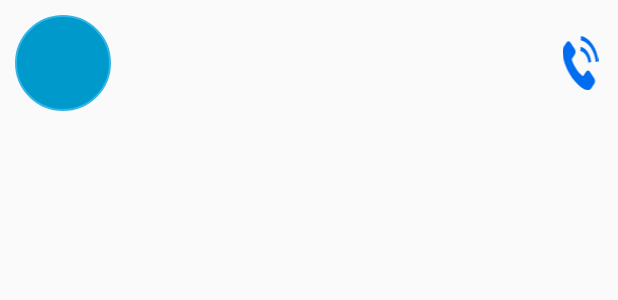
After one commit to Namvn97/ContentProvider_SQLite, an Android app: the layout item_contact.xml on its own in the app's theme, with its tools: preview values and no code run, on a phone screen of 412 x 824 dp. The commit adds this screen. Shown: the top 300 px of the screen. Run offline under Robolectric (Android 15) with nearby library versions, the phone set to English and light mode, and no system bars.

Commit message:
main_function

```diff
--- a/app/src/main/AndroidManifest.xml
+++ b/app/src/main/AndroidManifest.xml
@@ -1,6 +1,9 @@
 <?xml version="1.0" encoding="utf-8"?>
 <manifest xmlns:android="http://schemas.android.com/apk/res/android"
     package="com.example.namp5.contentprovider_sqlite">
+
+    <uses-permission android:name="android.permission.CALL_PHONE" />
+    <uses-permission android:name="android.permission.READ_CONTACTS" />
 
     <application
         android:allowBackup="true"
--- /dev/null
+++ b/app/src/main/res/drawable/background_avatar.xml
@@ -0,0 +1,14 @@
+<?xml version="1.0" encoding="utf-8"?>
+<shape xmlns:android="http://schemas.android.com/apk/res/android"
+    android:shape="oval" >
+    <solid android:color="@android:color/holo_blue_dark" />
+    <size android:width="@dimen/dp_64" android:height="@dimen/dp_64" />
+    <padding
+        android:bottom="@dimen/dp_10"
+        android:left="@dimen/dp_10"
+        android:right="@dimen/dp_10"
+        android:top="@dimen/dp_10" />
+    <stroke
+        android:width="@dimen/dp_1"
+        android:color="@android:color/holo_blue_light" />
+</shape>
--- /dev/null
+++ b/app/src/main/res/drawable/divider.xml
@@ -0,0 +1,6 @@
+<?xml version="1.0" encoding="utf-8"?>
+<shape xmlns:android="http://schemas.android.com/apk/res/android"
+    android:shape="rectangle">
+    <size android:height="@dimen/dp_1" />
+    <solid android:color="@android:color/darker_gray" />
+</shape>
--- /dev/null
+++ b/app/src/main/res/drawable/ic_telephone.xml
@@ -0,0 +1,6 @@
+<vector android:height="36dp" android:viewportHeight="480.56"
+    android:viewportWidth="480.56" android:width="24dp" xmlns:android="http://schemas.android.com/apk/res/android">
+    <path android:fillColor="#006DF0" android:pathData="M365.4,317.9c-15.7,-15.5 -35.3,-15.5 -50.9,0c-11.9,11.8 -23.8,23.6 -35.5,35.6c-3.2,3.3 -5.9,4 -9.8,1.8c-7.7,-4.2 -15.9,-7.6 -23.3,-12.2c-34.5,-21.7 -63.4,-49.6 -89,-81c-12.7,-15.6 -24,-32.3 -31.9,-51.1c-1.6,-3.8 -1.3,-6.3 1.8,-9.4c11.9,-11.5 23.5,-23.3 35.2,-35.1c16.3,-16.4 16.3,-35.6 -0.1,-52.1c-9.3,-9.4 -18.6,-18.6 -27.9,-28c-9.6,-9.6 -19.1,-19.3 -28.8,-28.8c-15.7,-15.3 -35.3,-15.3 -50.9,0.1c-12,11.8 -23.5,23.9 -35.7,35.5c-11.3,10.7 -17,23.8 -18.2,39.1c-1.9,24.9 4.2,48.4 12.8,71.3c17.6,47.4 44.4,89.5 76.9,128.1c43.9,52.2 96.3,93.5 157.6,123.3c27.6,13.4 56.2,23.7 87.3,25.4c21.4,1.2 40,-4.2 54.9,-20.9c10.2,-11.4 21.7,-21.8 32.5,-32.7c16,-16.2 16.1,-35.8 0.2,-51.8C403.6,355.9 384.5,336.9 365.4,317.9z"/>
+    <path android:fillColor="#006DF0" android:pathData="M346.3,238.2l36.9,-6.3c-5.8,-33.9 -21.8,-64.6 -46.1,-89c-25.7,-25.7 -58.2,-41.9 -94,-46.9l-5.2,37.1c27.7,3.9 52.9,16.4 72.8,36.3C329.5,188.2 341.8,212 346.3,238.2z"/>
+    <path android:fillColor="#006DF0" android:pathData="M404,77.8c-42.6,-42.6 -96.5,-69.5 -156,-77.8l-5.2,37.1c51.4,7.2 98,30.5 134.8,67.2c34.9,34.9 57.8,79 66.1,127.5l36.9,-6.3C470.9,169.3 444.4,118.3 404,77.8z"/>
+</vector>
--- /dev/null
+++ b/app/src/main/res/layout/item_contact.xml
@@ -0,0 +1,57 @@
+<?xml version="1.0" encoding="utf-8"?>
+<android.support.constraint.ConstraintLayout xmlns:android="http://schemas.android.com/apk/res/android"
+    xmlns:app="http://schemas.android.com/apk/res-auto"
+    xmlns:tools="http://schemas.android.com/tools"
+    android:layout_width="match_parent"
+    android:layout_height="wrap_content">
+
+    <TextView
+        android:id="@+id/text_avatar"
+        android:layout_width="wrap_content"
+        android:layout_height="wrap_content"
+        android:layout_margin="@dimen/dp_10"
+        android:background="@drawable/background_avatar"
+        android:textAlignment="center"
+        android:textColor="@android:color/white"
+        android:textSize="@dimen/sp_32"
+        android:textStyle="bold"
+        app:layout_constraintBottom_toBottomOf="parent"
+        app:layout_constraintStart_toStartOf="parent"
+        app:layout_constraintTop_toTopOf="parent" />
+
+    <TextView
+        android:id="@+id/text_name"
+        android:layout_width="wrap_content"
+        android:layout_height="wrap_content"
+        android:layout_marginLeft="@dimen/dp_10"
+        android:layout_marginRight="@dimen/dp_10"
+        android:layout_marginTop="@dimen/dp_5"
+        android:textSize="@dimen/sp_17"
+        android:textStyle="bold"
+        app:layout_constraintBottom_toTopOf="@id/text_phone"
+        app:layout_constraintStart_toEndOf="@id/text_avatar"
+        app:layout_constraintTop_toTopOf="@id/text_avatar"
+        app:layout_constraintVertical_chainStyle="packed" />
+
+    <TextView
+        android:id="@+id/text_phone"
+        android:layout_width="wrap_content"
+        android:layout_height="wrap_content"
+        android:layout_marginLeft="@dimen/dp_10"
+        android:layout_marginRight="@dimen/dp_10"
+        app:layout_constraintStart_toEndOf="@id/text_avatar"
+        app:layout_constraintTop_toBottomOf="@id/text_name" />
+
+    <ImageView
+        android:id="@+id/image_call"
+        android:layout_width="@dimen/dp_34"
+        android:layout_height="wrap_content"
+        android:layout_marginBottom="@dimen/dp_10"
+        android:layout_marginEnd="@dimen/dp_8"
+        android:layout_marginStart="@dimen/dp_8"
+        android:layout_marginTop="@dimen/dp_10"
+        android:src="@drawable/ic_telephone"
+        app:layout_constraintBottom_toBottomOf="@id/text_avatar"
+        app:layout_constraintEnd_toEndOf="parent"
+        app:layout_constraintTop_toTopOf="@id/text_avatar" />
+</android.support.constraint.ConstraintLayout>
--- /dev/null
+++ b/app/src/main/res/values/dimens.xml
@@ -0,0 +1,11 @@
+<?xml version="1.0" encoding="utf-8"?>
+<resources>
+    <dimen name="dp_1">1dp</dimen>
+    <dimen name="dp_5">5dp</dimen>
+    <dimen name="dp_10">10dp</dimen>
+    <dimen name="dp_64">64dp</dimen>
+    <dimen name="sp_17">17sp</dimen>
+    <dimen name="sp_32">32sp</dimen>
+    <dimen name="dp_34">34dp</dimen>
+    <dimen name="dp_8">8dp</dimen>
+</resources>
--- a/app/src/main/res/values/strings.xml
+++ b/app/src/main/res/values/strings.xml
@@ -1,3 +1,4 @@
 <resources>
     <string name="app_name">ContentProvider_SQLite</string>
+    <string name="msg_error_call">Do not have permission to call</string>
 </resources>
```
Also changed, not shown: app/build.gradle (+6 -4 lines), app/src/main/java/com/example/namp5/contentprovider_sqlite/Contact.java (added, +38 -0 lines), app/src/main/java/com/example/namp5/contentprovider_sqlite/ContactAdapter.java (added, +103 -0 lines), app/src/main/java/com/example/namp5/contentprovider_sqlite/MainActivity.java (+144 -1 lines), app/src/main/res/layout/activity_main.xml (+8 -2 lines).
